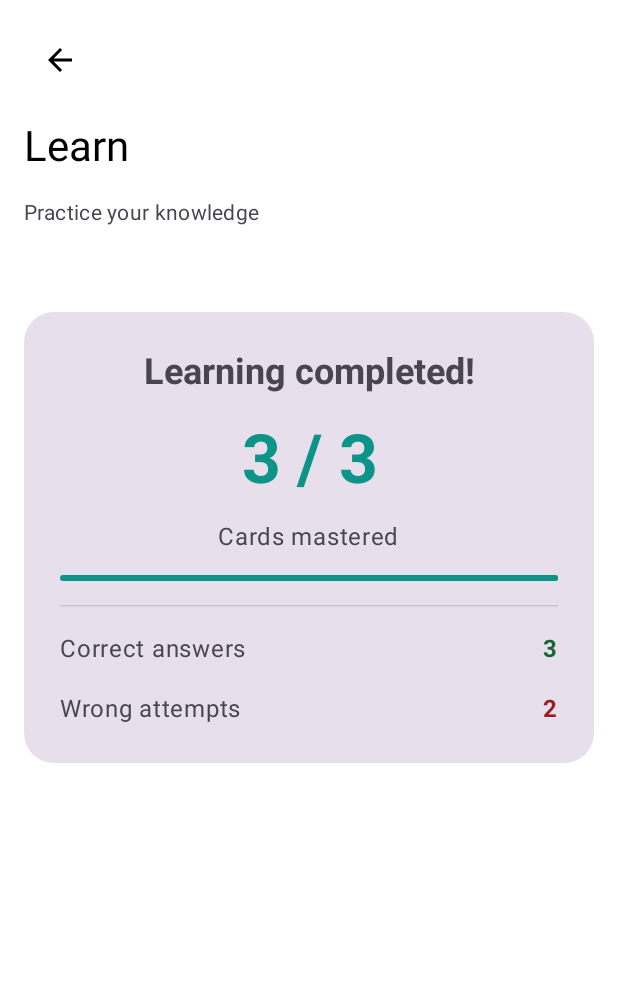
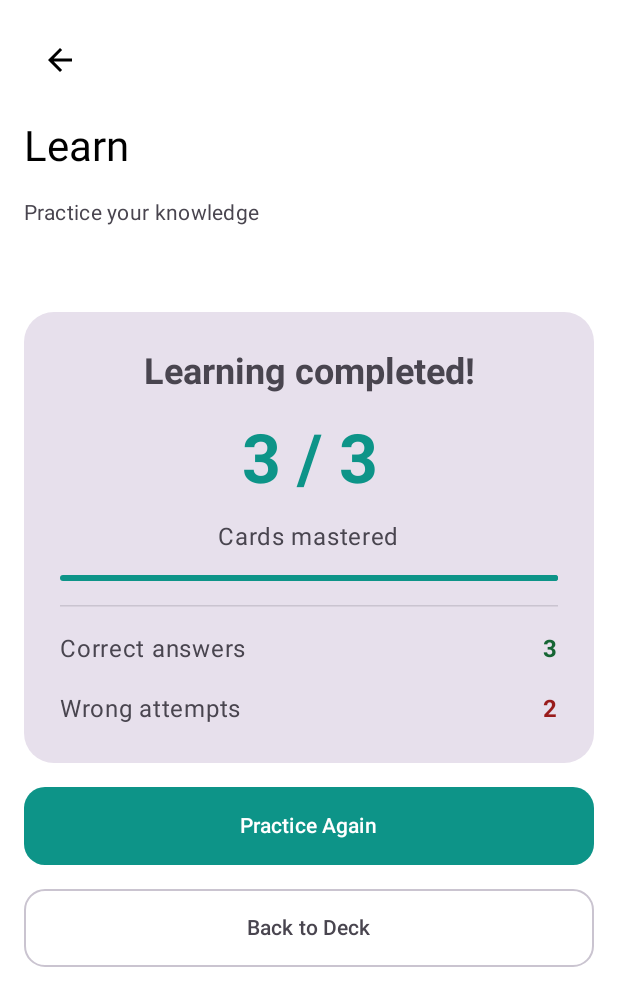
Before and after one commit to Scki7/FlashQuiz, an Android app built with Jetpack Compose: the @Preview function LearnScreenCompletedPreview, on a phone screen of 412 x 824 dp. Shown: the top 1006 px of the screen. Run offline under Robolectric (Android 15) with nearby library versions, the phone set to English and light mode, and no system bars.

Commit message:
feat: add learn restart and back navigation actions

```diff
--- a/app/src/main/java/com/example/flashquiz/navigation/AppNavGraph.kt
+++ b/app/src/main/java/com/example/flashquiz/navigation/AppNavGraph.kt
@@ -172,6 +172,7 @@ fun AppNavGraph(
                 }
             }
 
+
             LearnScreen(
                 state = learnState,
                 onAnswerSelected = { answer ->
@@ -180,10 +181,14 @@ fun AppNavGraph(
                 onContinue = {
                     viewModel.nextLearnQuestion()
                 },
+                onPracticeAgain = {
+                    viewModel.startLearn(deckId)
+                },
                 onBack = {
                     navController.popBackStack()
                 }
             )
+
         }
 
     }
--- a/app/src/main/java/com/example/flashquiz/ui/screens/LearnScreen.kt
+++ b/app/src/main/java/com/example/flashquiz/ui/screens/LearnScreen.kt
@@ -24,6 +24,7 @@ fun LearnScreen(
     state: LearnUiState,
     onAnswerSelected: (String) -> Unit,
     onContinue: () -> Unit,
+    onPracticeAgain: () -> Unit,
     onBack: () -> Unit,
     modifier: Modifier = Modifier
 ) {
@@ -126,6 +127,28 @@ fun LearnScreen(
                     }
                 }
             }
+            Button(
+                onClick = onPracticeAgain,
+                modifier = Modifier.fillMaxWidth(),
+                shape = RoundedCornerShape(14.dp)
+            ) {
+                Text(
+                    text = "Practice Again",
+                    modifier = Modifier.padding(8.dp)
+                )
+            }
+
+            OutlinedButton(
+                onClick = onBack,
+                modifier = Modifier.fillMaxWidth(),
+                shape = RoundedCornerShape(14.dp)
+            ) {
+                Text(
+                    text = "Back to Deck",
+                    modifier = Modifier.padding(8.dp)
+                )
+            }
+
 
         } else {
 
@@ -280,6 +303,7 @@ fun LearnScreenPreview() {
                 )
             ),
             onAnswerSelected = {},
+            onPracticeAgain = {},
             onContinue ={} ,
             onBack = {}
         )
@@ -320,6 +344,7 @@ fun LearnScreenIncorrectPreview() {
             ),
             onAnswerSelected = {},
             onContinue = {},
+            onPracticeAgain = {},
             onBack = {}
         )
     }
@@ -343,6 +368,7 @@ fun LearnScreenCompletedPreview() {
             ),
             onAnswerSelected = {},
             onContinue = {},
+            onPracticeAgain = {},
             onBack = {}
         )
     }
```
